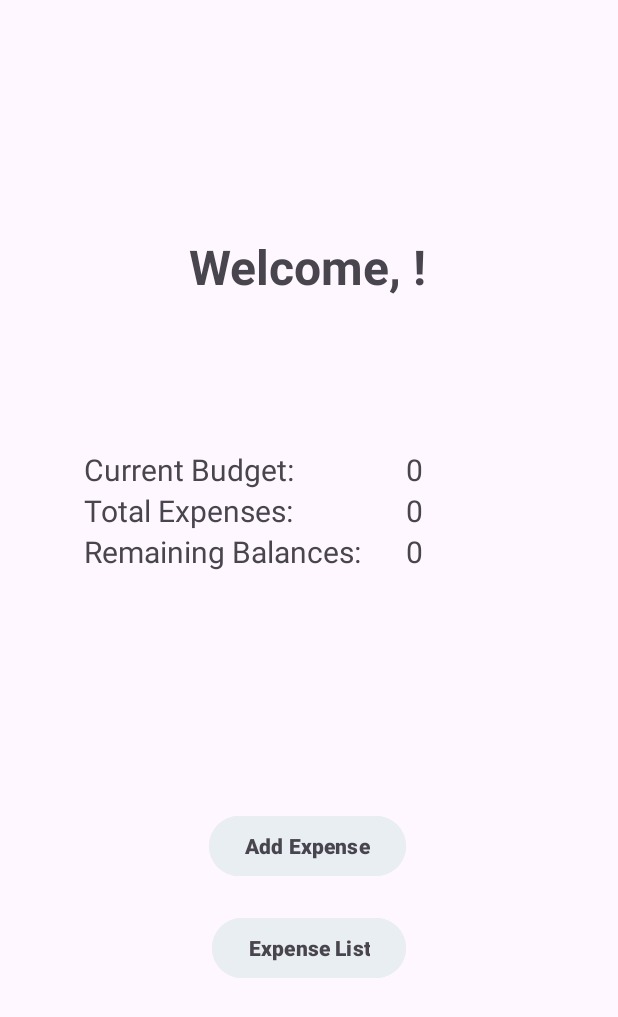
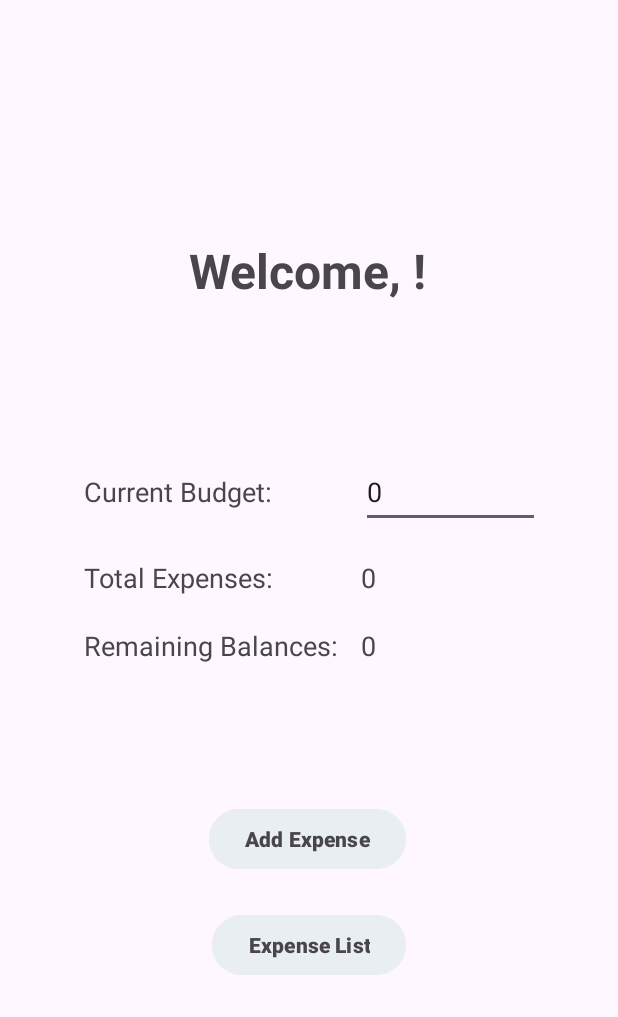
Before and after one commit to jjuliekim/Expense-Tracker-App, an Android app: the screen it shows after launch (DashboardActivity), after a tap on "Sign Up / Register", on a phone screen of 412 x 824 dp. Shown: the top 1017 px of the screen. Run offline under Robolectric (Android 15) with nearby library versions, the phone set to English and light mode, and no system bars.

Commit message:
dashboard text boxes

```diff
--- a/app/src/main/java/com/example/kim_j_project2/DashboardActivity.java
+++ b/app/src/main/java/com/example/kim_j_project2/DashboardActivity.java
@@ -2,6 +2,7 @@ package com.example.kim_j_project2;
 
 import android.content.Intent;
 import android.os.Bundle;
+import android.widget.EditText;
 import android.widget.TextView;
 
 import androidx.activity.EdgeToEdge;
@@ -33,7 +34,7 @@ public class DashboardActivity extends AppCompatActivity {
         // set xml texts
         TextView welcomeText = findViewById(R.id.welcomeText);
         welcomeText.setText(String.format("Welcome, %s!", username));
-        TextView budgetText = findViewById(R.id.currBudgetText);
+        EditText budgetText = findViewById(R.id.budgetText);
         budgetText.setText(budget);
         TextView expenseText = findViewById(R.id.totalExpText);
         expenseText.setText(expense);
--- a/app/src/main/res/layout/activity_dashboard.xml
+++ b/app/src/main/res/layout/activity_dashboard.xml
@@ -26,7 +26,7 @@
     <TableLayout
         android:id="@+id/tableLayout"
         android:layout_width="300dp"
-        android:layout_height="0dp"
+        android:layout_height="160dp"
         android:layout_marginStart="24dp"
         android:layout_marginTop="299dp"
         android:layout_marginEnd="24dp"
@@ -39,38 +39,42 @@
         <TableRow
             android:layout_width="match_parent"
             android:layout_height="match_parent"
-            android:orientation="vertical">
+            android:orientation="vertical"
+            android:layout_weight="1">
 
             <TextView
                 android:id="@+id/textView2"
                 android:layout_width="wrap_content"
                 android:layout_height="wrap_content"
                 android:text="@string/current_budget"
-                android:textSize="20sp" />
+                android:textSize="18sp" />
 
             <Space
-                android:layout_width="30dp"
+                android:layout_width="15dp"
                 android:layout_height="wrap_content" />
 
-            <TextView
-                android:id="@+id/currBudgetText"
+            <EditText
+                android:id="@+id/budgetText"
                 android:layout_width="wrap_content"
-                android:layout_height="wrap_content"
-                android:text="TextView"
-                android:textAlignment="viewStart"
-                android:textSize="20sp" />
+                android:layout_height="48dp"
+                android:ems="10"
+                android:inputType="text"
+                android:hint="@string/input_budget"
+                android:textSize="18sp"/>
+
         </TableRow>
 
         <TableRow
             android:layout_width="match_parent"
-            android:layout_height="match_parent">
+            android:layout_height="48dp"
+            android:layout_weight="1">
 
             <TextView
                 android:id="@+id/textView4"
                 android:layout_width="wrap_content"
                 android:layout_height="wrap_content"
                 android:text="@string/total_expenses"
-                android:textSize="20sp" />
+                android:textSize="18sp" />
 
             <Space
                 android:layout_width="wrap_content"
@@ -82,19 +86,20 @@
                 android:layout_height="wrap_content"
                 android:text="TextView"
                 android:textAlignment="viewStart"
-                android:textSize="20sp" />
+                android:textSize="18sp" />
         </TableRow>
 
         <TableRow
             android:layout_width="match_parent"
-            android:layout_height="match_parent">
+            android:layout_height="match_parent"
+            android:layout_weight="1">
 
             <TextView
                 android:id="@+id/textView5"
                 android:layout_width="wrap_content"
                 android:layout_height="wrap_content"
                 android:text="@string/remaining_balances"
-                android:textSize="20sp" />
+                android:textSize="18sp" />
 
             <Space
                 android:layout_width="wrap_content"
@@ -106,7 +111,7 @@
                 android:layout_height="wrap_content"
                 android:text="TextView"
                 android:textAlignment="viewStart"
-                android:textSize="20sp" />
+                android:textSize="18sp" />
         </TableRow>
 
     </TableLayout>
@@ -138,4 +143,5 @@
         app:layout_constraintHorizontal_bias="0.5"
         app:layout_constraintStart_toStartOf="parent"
         app:layout_constraintTop_toBottomOf="@+id/addButton" />
+
 </androidx.constraintlayout.widget.ConstraintLayout>
--- a/app/src/main/res/values/strings.xml
+++ b/app/src/main/res/values/strings.xml
@@ -15,4 +15,5 @@
     <string name="dollar_sign">$</string>
     <string name="expense_name">Expense Name</string>
     <string name="amount">Amount</string>
+    <string name="input_budget">Input Budget</string>
 </resources>
```
